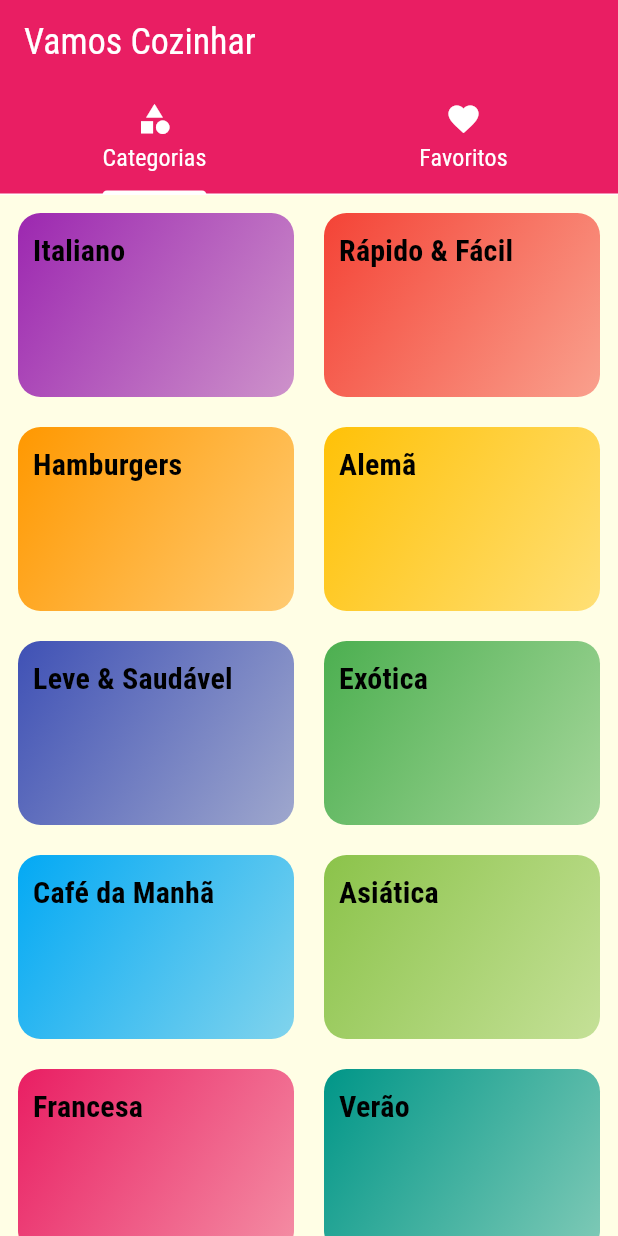
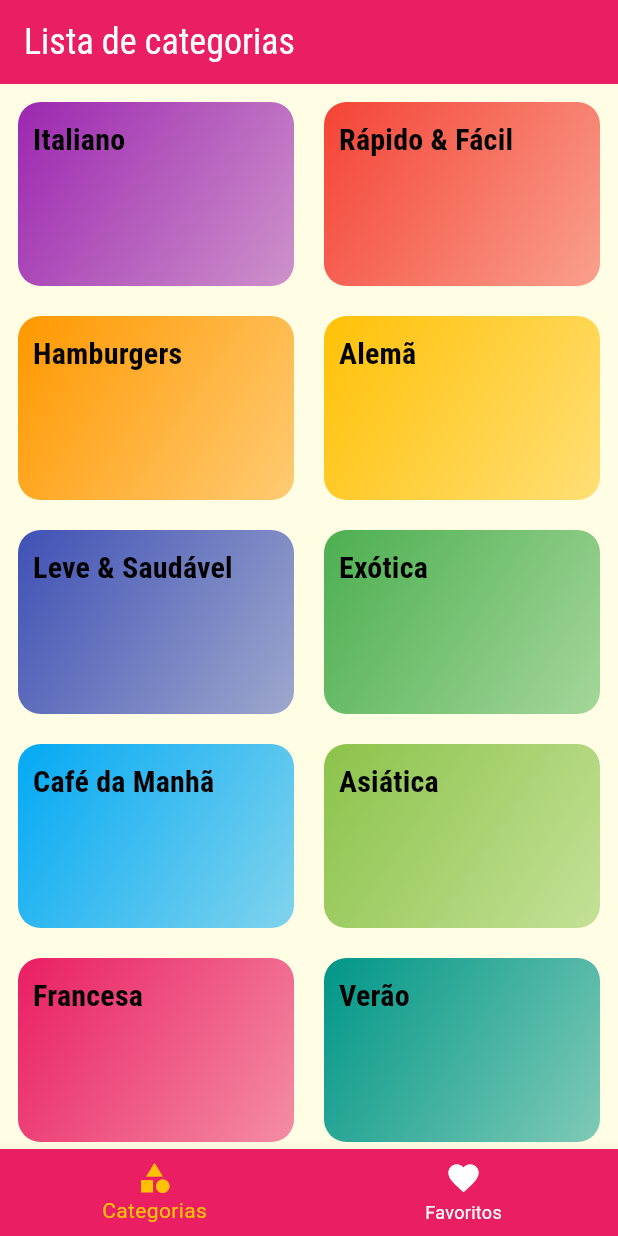
Before and after one commit to luisgs7/meals, a Flutter app: the screen it shows after launch, on a phone screen of 412 x 824 dp. Run offline on Flutter 3.47's test engine with Material 3 defaults, Android fonts, the phone set to English and light mode, and no system bars.

Commit message:
aula 197

```diff
--- a/lib/screends/tabs_screen.dart
+++ b/lib/screends/tabs_screen.dart
@@ -2,42 +2,50 @@ import 'package:flutter/material.dart';
 import 'package:meals/screends/categories_screen.dart';
 import 'package:meals/screends/favorite_screen.dart';
 
-class TabsScreen extends StatelessWidget {
+class TabsScreen extends StatefulWidget {
   const TabsScreen({super.key});
 
   @override
+  State<TabsScreen> createState() => _TabsScreenState();
+}
+
+class _TabsScreenState extends State<TabsScreen> {
+  int _selectedScreenIndex = 0;
+
+  final List<Map<String, Object>> _screens = [
+    {'title': 'Lista de categorias', 'screen': CategoriesScreen()},
+    {'title': 'Meus favoritos', 'screen': FavoriteScreen()},
+  ];
+
+  _selectScreen(int index) {
+    setState(() {
+      _selectedScreenIndex = index;
+    });
+  }
+
+  @override
   Widget build(BuildContext context) {
-    return DefaultTabController(
-      length: 2,
-      child: Scaffold(
-        appBar: AppBar(
-          title: Text('Vamos Cozinhar'),
-          bottom: TabBar(
-              labelColor: Colors.white,
-              unselectedLabelColor: Colors.white,
-              tabs: [
-                Tab(
-                  icon: Icon(
-                    Icons.category,
-                    color: Colors.white,
-                  ),
-                  text: 'Categorias',
-                ),
-                Tab(
-                  icon: Icon(
-                    Icons.favorite,
-                    color: Colors.white,
-                  ),
-                  text: 'Favoritos',
-                ),
-              ]),
-        ),
-        body: TabBarView(
-          children: [
-            CategoriesScreen(),
-            FavoriteScreen(),
-          ],
-        ),
+    return Scaffold(
+      appBar: AppBar(
+        title: Text(_screens[_selectedScreenIndex]['title'] as String),
+      ),
+      body: _screens[_selectedScreenIndex]['screen'] as Widget,
+      bottomNavigationBar: BottomNavigationBar(
+        onTap: _selectScreen,
+        backgroundColor: Theme.of(context).colorScheme.primary,
+        unselectedItemColor: Colors.white,
+        selectedItemColor: Theme.of(context).colorScheme.secondary,
+        currentIndex: _selectedScreenIndex,
+        items: [
+          BottomNavigationBarItem(
+            icon: Icon(Icons.category),
+            label: 'Categorias',
+          ),
+          BottomNavigationBarItem(
+            icon: Icon(Icons.favorite),
+            label: 'Favoritos',
+          ),
+        ],
       ),
     );
   }
--- /dev/null
+++ b/lib/screends/tabs_screen_v1.dart
@@ -0,0 +1,44 @@
+import 'package:flutter/material.dart';
+import 'package:meals/screends/categories_screen.dart';
+import 'package:meals/screends/favorite_screen.dart';
+
+class TabsScreen extends StatelessWidget {
+  const TabsScreen({super.key});
+
+  @override
+  Widget build(BuildContext context) {
+    return DefaultTabController(
+      length: 2,
+      child: Scaffold(
+        appBar: AppBar(
+          title: Text('Vamos Cozinhar'),
+          bottom: TabBar(
+              labelColor: Colors.white,
+              unselectedLabelColor: Colors.white,
+              tabs: [
+                Tab(
+                  icon: Icon(
+                    Icons.category,
+                    color: Colors.white,
+                  ),
+                  text: 'Categorias',
+                ),
+                Tab(
+                  icon: Icon(
+                    Icons.favorite,
+                    color: Colors.white,
+                  ),
+                  text: 'Favoritos',
+                ),
+              ]),
+        ),
+        body: TabBarView(
+          children: [
+            CategoriesScreen(),
+            FavoriteScreen(),
+          ],
+        ),
+      ),
+    );
+  }
+}
```
